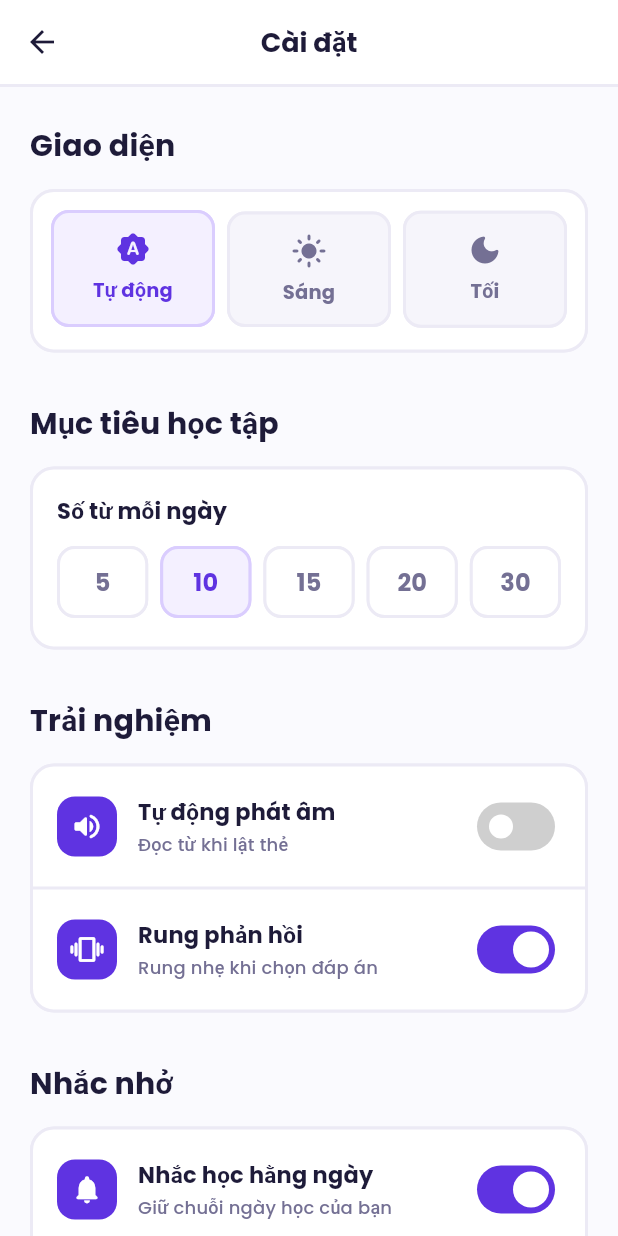
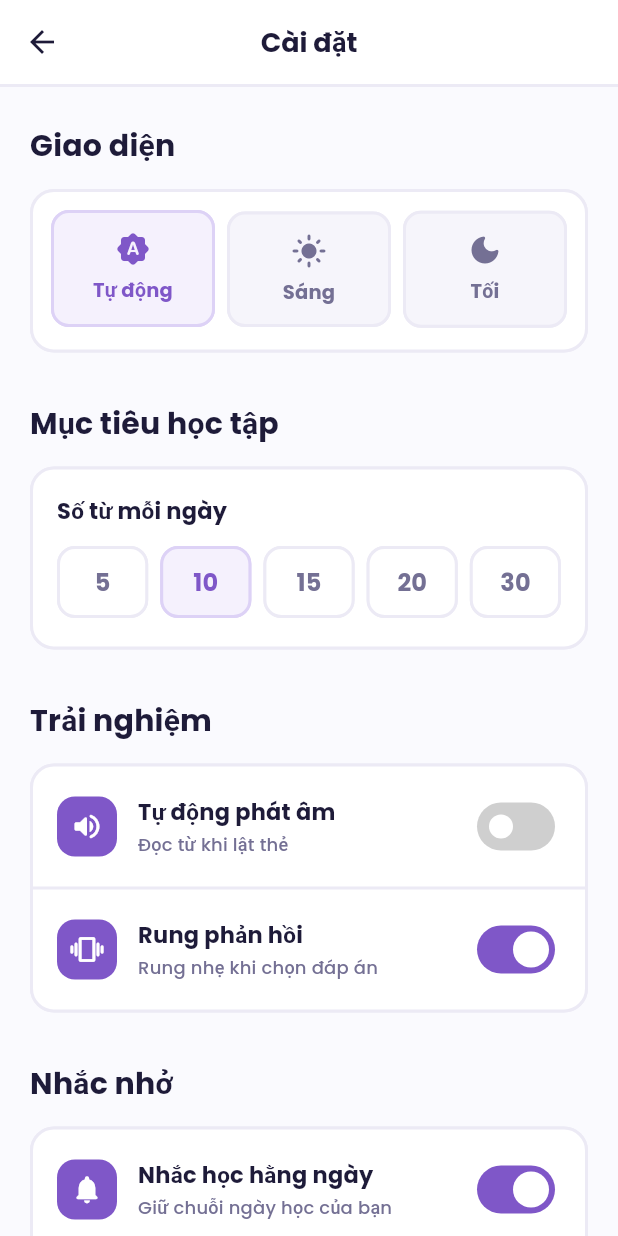
Before and after one commit to thang2k6adu/sync-flow, a Flutter app: the SettingsScreen screen opened directly, after a tap on "Tự động phát âm", on a phone screen of 412 x 824 dp. Run offline on Flutter 3.47's test engine with Material 3 defaults, Android fonts, the phone set to English and light mode, and no system bars; our stand-ins replace audioplayers, cached_network_image, device_info_plus, dio, firebase_auth, firebase_core and 10 more; missing offline and left inert: network_info_plus, record; accounts and stored records are empty; statements that could not run were skipped; project files that could hold a hidden picture were left out.

Commit message:
fix(theme): eliminate theme switching stutter and prevent heavy reallocations
- cache lightTheme and darkTheme instances in AppTheme to prevent heavy reallocations
- save settings asynchronously in SettingsController to prevent Android KeyStore blocking
- add easeInOutCubic curve and 250ms duration to MaterialApp theme transitions

```diff
--- a/lib/core/theme/app_theme.dart
+++ b/lib/core/theme/app_theme.dart
@@ -1,7 +1,6 @@
 import 'package:flutter/material.dart';
 import 'package:flutter/services.dart';
 import 'package:pp191225/core/constants/app_dimens.dart';
-import 'package:pp191225/core/theme/app_colors.dart';
 import 'package:pp191225/core/theme/app_fonts.dart';
 
 /// Bảng màu ngữ nghĩa thích ứng Light/Dark mode cho Sync Flow
@@ -20,8 +19,11 @@ class AppThemeColors extends ThemeExtension<AppThemeColors> {
   final Color brandBorder;
   final Color brandBase;
   final Color mint;
+  final Color mintDark;
   final Color amber;
+  final Color amberDark;
   final Color coral;
+  final Color coralDark;
 
   const AppThemeColors({
     required this.background,
@@ -37,8 +39,11 @@ class AppThemeColors extends ThemeExtension<AppThemeColors> {
     required this.brandBorder,
     required this.brandBase,
     required this.mint,
+    required this.mintDark,
     required this.amber,
+    required this.amberDark,
     required this.coral,
+    required this.coralDark,
   });
 
   static const light = AppThemeColors(
@@ -49,14 +54,17 @@ class AppThemeColors extends ThemeExtension<AppThemeColors> {
     borderStrong: Color(0xFFDEDAEB),
     textMain: Color(0xFF1E1B39),
     textSub: Color(0xFF747094),
-    brand: Color(0xFF5F33E1),
-    brandDark: Color(0xFF3B1A99),
-    brandSoft: Color(0xFFF4F0FF),
-    brandBorder: Color(0xFFDACDFE),
-    brandBase: Color(0xFFC7B4FA),
+    brand: Color(0xFF7F57C8),
+    brandDark: Color(0xFF5936A2),
+    brandSoft: Color(0xFFF5F1FD),
+    brandBorder: Color(0xFFDDD2F6),
+    brandBase: Color(0xFFCFC0F0),
     mint: Color(0xFF00C48C),
+    mintDark: Color(0xFF008C63),
     amber: Color(0xFFF59E0B),
+    amberDark: Color(0xFFC97A00),
     coral: Color(0xFFF43F5E),
+    coralDark: Color(0xFFBE123C),
   );
 
   static const dark = AppThemeColors(
@@ -67,14 +75,17 @@ class AppThemeColors extends ThemeExtension<AppThemeColors> {
     borderStrong: Color(0xFF3A365B),
     textMain: Color(0xFFF5F3FF),
     textSub: Color(0xFFA5A1C8),
-    brand: Color(0xFF7C5CFC),
-    brandDark: Color(0xFF4B2EAF),
-    brandSoft: Color(0xFF262046),
-    brandBorder: Color(0xFF42377A),
-    brandBase: Color(0xFF322A5E),
+    brand: Color(0xFF9672E3),
+    brandDark: Color(0xFF603DA8),
+    brandSoft: Color(0xFF28203E),
+    brandBorder: Color(0xFF48376E),
+    brandBase: Color(0xFF382C58),
     mint: Color(0xFF10B981),
+    mintDark: Color(0xFF065F46),
     amber: Color(0xFFFBBF24),
+    amberDark: Color(0xFF92400E),
     coral: Color(0xFFFB7185),
+    coralDark: Color(0xFF881337),
   );
 
   @override
@@ -92,8 +103,11 @@ class AppThemeColors extends ThemeExtension<AppThemeColors> {
     Color? brandBorder,
     Color? brandBase,
     Color? mint,
+    Color? mintDark,
     Color? amber,
+    Color? amberDark,
     Color? coral,
+    Color? coralDark,
   }) {
     return AppThemeColors(
       background: background ?? this.background,
@@ -109,8 +123,11 @@ class AppThemeColors extends ThemeExtension<AppThemeColors> {
       brandBorder: brandBorder ?? this.brandBorder,
       brandBase: brandBase ?? this.brandBase,
       mint: mint ?? this.mint,
+      mintDark: mintDark ?? this.mintDark,
       amber: amber ?? this.amber,
+      amberDark: amberDark ?? this.amberDark,
       coral: coral ?? this.coral,
+      coralDark: coralDark ?? this.coralDark,
     );
   }
 
@@ -131,8 +148,11 @@ class AppThemeColors extends ThemeExtension<AppThemeColors> {
       brandBorder: Color.lerp(brandBorder, other.brandBorder, t)!,
       brandBase: Color.lerp(brandBase, other.brandBase, t)!,
       mint: Color.lerp(mint, other.mint, t)!,
+      mintDark: Color.lerp(mintDark, other.mintDark, t)!,
       amber: Color.lerp(amber, other.amber, t)!,
+      amberDark: Color.lerp(amberDark, other.amberDark, t)!,
       coral: Color.lerp(coral, other.coral, t)!,
+      coralDark: Color.lerp(coralDark, other.coralDark, t)!,
     );
   }
 }
@@ -151,7 +171,10 @@ extension AppThemeContextExtension on BuildContext {
 class AppTheme {
   AppTheme._();
 
-  static ThemeData get lightTheme {
+  static final ThemeData lightTheme = _buildLightTheme();
+  static final ThemeData darkTheme = _buildDarkTheme();
+
+  static ThemeData _buildLightTheme() {
     const colors = AppThemeColors.light;
     return ThemeData(
       brightness: Brightness.light,
@@ -219,7 +242,7 @@ class AppTheme {
     );
   }
 
-  static ThemeData get darkTheme {
+  static ThemeData _buildDarkTheme() {
     const colors = AppThemeColors.dark;
     return ThemeData(
       brightness: Brightness.dark,
@@ -361,15 +384,13 @@ class AppTheme {
         fontSize: 14,
         fontWeight: FontWeight.w400,
         height: 1.45,
-        letterSpacing: 0.14,
         color: subColor,
       ),
       labelLarge: TextStyle(
         fontFamily: AppFonts.poppins,
-        fontSize: 16,
+        fontSize: 15,
         fontWeight: FontWeight.w600,
-        height: 1.4,
-        letterSpacing: 0.4,
+        height: 1.3,
         color: mainColor,
       ),
       labelMedium: TextStyle(
@@ -381,10 +402,9 @@ class AppTheme {
       ),
       labelSmall: TextStyle(
         fontFamily: AppFonts.poppins,
-        fontSize: 12,
+        fontSize: 11,
         fontWeight: FontWeight.w500,
-        height: 1.2,
-        letterSpacing: 0.4,
+        height: 1.3,
         color: subColor,
       ),
     );
--- a/lib/main.dart
+++ b/lib/main.dart
@@ -50,6 +50,8 @@ class MyApp extends ConsumerWidget {
       theme: AppTheme.lightTheme,
       darkTheme: AppTheme.darkTheme,
       themeMode: settings.themeMode,
+      themeAnimationDuration: const Duration(milliseconds: 250),
+      themeAnimationCurve: Curves.easeInOutCubic,
       debugShowCheckedModeBanner: false,
       routerConfig: router,
     );
--- a/lib/presentation/settings/controllers/settings_controller.dart
+++ b/lib/presentation/settings/controllers/settings_controller.dart
@@ -1,3 +1,4 @@
+import 'dart:async';
 import 'package:flutter/material.dart';
 import 'package:flutter_riverpod/flutter_riverpod.dart';
 import 'package:pp191225/domain/entities/settings/app_settings.dart';
@@ -24,16 +25,21 @@ class SettingsController extends Notifier<AppSettings> {
     state = settings;
   }
 
+  void _persist(AppSettings updated) {
+    // Lưu bất đồng bộ để tránh chặn UI thread bởi Android KeyStore / FlutterSecureStorage
+    unawaited(_repository.saveSettings(updated));
+  }
+
   Future<void> updateDailyGoal(int goal) async {
     final updated = state.copyWith(dailyWordGoal: goal);
     state = updated;
-    await _repository.saveSettings(updated);
+    _persist(updated);
   }
 
   Future<void> toggleAutoPlayAudio() async {
     final updated = state.copyWith(autoPlayAudio: !state.autoPlayAudio);
     state = updated;
-    await _repository.saveSettings(updated);
+    _persist(updated);
   }
 
   Future<void> toggleDailyReminder() async {
@@ -41,24 +47,25 @@ class SettingsController extends Notifier<AppSettings> {
       dailyReminderEnabled: !state.dailyReminderEnabled,
     );
     state = updated;
-    await _repository.saveSettings(updated);
+    _persist(updated);
   }
 
   Future<void> updateReminderTime(String time) async {
     final updated = state.copyWith(reminderTime: time);
     state = updated;
-    await _repository.saveSettings(updated);
+    _persist(updated);
   }
 
   Future<void> toggleHapticFeedback() async {
     final updated = state.copyWith(hapticFeedback: !state.hapticFeedback);
     state = updated;
-    await _repository.saveSettings(updated);
+    _persist(updated);
   }
 
   Future<void> updateThemeMode(ThemeMode mode) async {
+    if (state.themeMode == mode) return;
     final updated = state.copyWith(themeMode: mode);
     state = updated;
-    await _repository.saveSettings(updated);
+    _persist(updated);
   }
 }
```
